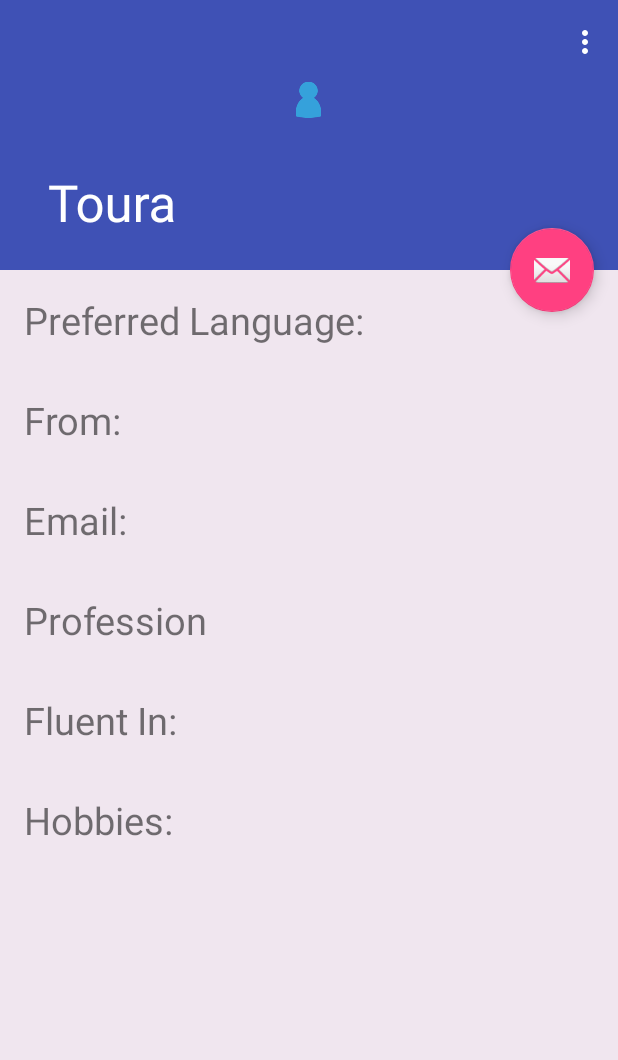
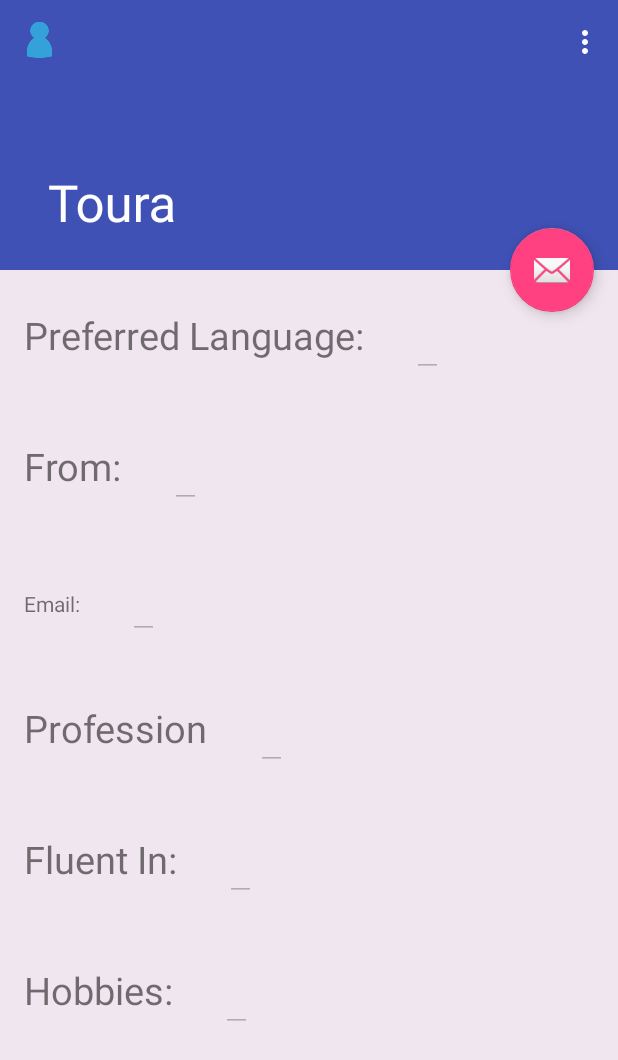
Before and after one commit to munarahman/Toura, an Android app: the screen it shows after launch (ProfileActivity), on a phone screen of 412 x 824 dp. Shown: the top 1060 px of the screen. Run offline under Robolectric (Android 15) with nearby library versions, the phone set to English and light mode, and no system bars; our stand-ins replace Firebase (no records; nobody signed in at launch, a user with empty details on screens opened directly).

Commit message:
connected to db

```diff
--- a/app/src/main/java/com/example/muna/toura/ProfileActivity.java
+++ b/app/src/main/java/com/example/muna/toura/ProfileActivity.java
@@ -1,5 +1,6 @@
 package com.example.muna.toura;
 
+import android.graphics.drawable.Drawable;
 import android.os.Bundle;
 import android.support.design.widget.FloatingActionButton;
 import android.support.design.widget.Snackbar;
@@ -8,9 +9,20 @@ import android.support.v7.widget.Toolbar;
 import android.view.View;
 import android.view.Menu;
 import android.view.MenuItem;
+import android.widget.EditText;
 import android.widget.TabHost;
 
+import com.google.firebase.database.DataSnapshot;
+import com.google.firebase.database.DatabaseError;
+import com.google.firebase.database.DatabaseReference;
+import com.google.firebase.database.FirebaseDatabase;
+import com.google.firebase.database.ValueEventListener;
+
 public class ProfileActivity extends AppCompatActivity {
+
+    DatabaseReference mRootRef = FirebaseDatabase.getInstance().getReference();
+    DatabaseReference mUserTypeRef = mRootRef.child("terryLanguage");
+    private EditText profileLanguage;
 
     @Override
     protected void onCreate(Bundle savedInstanceState) {
@@ -28,6 +40,8 @@ public class ProfileActivity extends AppCompatActivity {
             }
         });
 
+        profileLanguage = (EditText) findViewById(R.id.profile_language);
+
 
         // create the TabHost that will create the tabs
         TabHost mainTabHost = (TabHost) findViewById(android.R.id.tabhost);
@@ -44,7 +58,7 @@ public class ProfileActivity extends AppCompatActivity {
         mainTabHost.addTab(mainTabSpec);
 
         mainTabSpec = mainTabHost.newTabSpec("Profile");
-        mainTabSpec.setContent(R.id.profile_icon);
+        mainTabSpec.setContent(R.id.third_tab);
         mainTabSpec.setIndicator("Profile");
         mainTabHost.addTab(mainTabSpec);
 
@@ -71,4 +85,24 @@ public class ProfileActivity extends AppCompatActivity {
         }
         return super.onOptionsItemSelected(item);
     }
+
+
+    @Override
+    protected void onStart() {
+        super.onStart();
+
+        mUserTypeRef.addValueEventListener(new ValueEventListener() {
+            @Override
+            public void onDataChange(DataSnapshot dataSnapshot) {
+                String text = dataSnapshot.getValue(String.class);
+                profileLanguage.setText(text);
+
+            }
+
+            @Override
+            public void onCancelled(DatabaseError databaseError) {
+
+            }
+        });
+    }
 }
--- a/app/src/main/res/layout/activity_profile.xml
+++ b/app/src/main/res/layout/activity_profile.xml
@@ -86,7 +86,7 @@
                         android:layout_width="wrap_content"
                         android:layout_height="wrap_content"
                         android:contentDescription="@string/profile_title"
-                        android:src="@drawable/profile_icon"
+                        android:src="@drawable/profile_icon"/>
                         android:layout_marginTop="40dp"
                         android:layout_gravity="center_horizontal"/>
                 </LinearLayout>
--- a/app/src/main/res/layout/content_profile.xml
+++ b/app/src/main/res/layout/content_profile.xml
@@ -14,12 +14,33 @@
         android:layout_height="wrap_content"
         android:orientation="vertical">
 
+        <LinearLayout
+            android:layout_width="wrap_content"
+            android:layout_height="wrap_content"
+            android:orientation="horizontal">
+
             <TextView
                 android:layout_width="wrap_content"
                 android:layout_height="wrap_content"
                 android:layout_margin="@dimen/text_margin"
-            android:text="@string/profile_preferred_lang"
+                android:text="@string/profile_language"
                 android:textSize="25sp" />
+
+            <EditText
+                android:id="@+id/profile_language"
+                android:layout_width="wrap_content"
+                android:layout_height="wrap_content"
+                android:enabled="false"
+                android:textSize="25sp"
+                android:layout_margin="@dimen/text_margin"/>
+
+        </LinearLayout>
+
+        <LinearLayout
+            android:layout_width="wrap_content"
+            android:layout_height="wrap_content"
+            android:orientation="horizontal">
+
 
             <TextView
                 android:layout_width="wrap_content"
@@ -28,12 +49,39 @@
                 android:text="@string/profile_from"
                 android:textSize="25sp" />
 
+            <EditText
+                android:id="@+id/profile_from"
+                android:layout_width="wrap_content"
+                android:layout_height="wrap_content"
+                android:enabled="false"
+                android:textSize="25sp"
+                android:layout_margin="@dimen/text_margin"/>
+        </LinearLayout>
+
+        <LinearLayout
+            android:layout_width="wrap_content"
+            android:layout_height="wrap_content"
+            android:orientation="horizontal">
+
             <TextView
                 android:layout_width="wrap_content"
                 android:layout_height="wrap_content"
                 android:layout_margin="@dimen/text_margin"
-            android:text="@string/profile_email"
-            android:textSize="25sp" />
+                android:text="@string/profile_email" />
+
+            <EditText
+                android:id="@+id/profile_email"
+                android:layout_width="wrap_content"
+                android:layout_height="wrap_content"
+                android:enabled="false"
+                android:textSize="25sp"
+                android:layout_margin="@dimen/text_margin"/>
+        </LinearLayout>
+
+        <LinearLayout
+            android:layout_width="wrap_content"
+            android:layout_height="wrap_content"
+            android:orientation="horizontal">
 
             <TextView
                 android:layout_width="wrap_content"
@@ -42,12 +90,41 @@
                 android:text="@string/profile_profession"
                 android:textSize="25sp" />
 
+            <EditText
+                android:id="@+id/profile_profession"
+                android:layout_width="wrap_content"
+                android:layout_height="wrap_content"
+                android:enabled="false"
+                android:textSize="25sp"
+                android:layout_margin="@dimen/text_margin"/>
+
+        </LinearLayout>
+
+        <LinearLayout
+            android:layout_width="wrap_content"
+            android:layout_height="wrap_content"
+            android:orientation="horizontal">
+
             <TextView
                 android:layout_width="wrap_content"
                 android:layout_height="wrap_content"
                 android:layout_margin="@dimen/text_margin"
                 android:text="@string/profile_fluency"
                 android:textSize="25sp" />
+
+            <EditText
+                android:id="@+id/profile_fluency"
+                android:layout_width="wrap_content"
+                android:layout_height="wrap_content"
+                android:enabled="false"
+                android:textSize="25sp"
+                android:layout_margin="@dimen/text_margin"/>
+        </LinearLayout>
+
+        <LinearLayout
+            android:layout_width="wrap_content"
+            android:layout_height="wrap_content"
+            android:orientation="horizontal">
 
             <TextView
                 android:layout_width="wrap_content"
@@ -56,6 +133,15 @@
                 android:text="@string/profile_hobbies"
                 android:textSize="25sp" />
 
+            <EditText
+                android:id="@+id/profile_hobbies"
+                android:layout_width="wrap_content"
+                android:layout_height="wrap_content"
+                android:enabled="false"
+                android:textSize="25sp"
+                android:layout_margin="@dimen/text_margin"/>
+        </LinearLayout>
+
     </LinearLayout>
 
 
--- a/app/src/main/res/values/strings.xml
+++ b/app/src/main/res/values/strings.xml
@@ -1,6 +1,6 @@
 <resources>
     <string name="app_name">Toura</string>
-    <string name="profile_preferred_lang">Preferred Language:</string>
+    <string name="profile_language">Preferred Language:</string>
     <string name="profile_from">From:</string>
     <string name="profile_email">Email:</string>
     <string name="profile_profession">Profession</string>
```
Also changed, not shown: 1 other file. Lines whose indentation alone changed are shown as unchanged.
